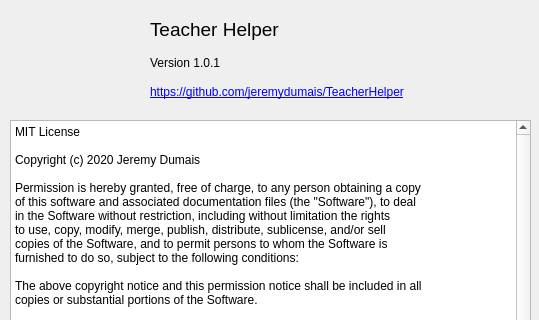
Above: TeacherHelper/src/aboutBoxForm.ui from jeremydumais/TeacherHelper before the change; both pictures show x 0 to 539 and y 0 to 320 of the 539 by 509 pixel window. Below: the same form after it.
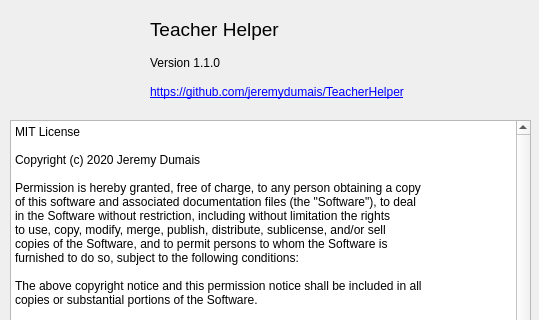
That is the form after the change. Icons and pictures are not drawn.

Commit message: Start working on Version class and unit tests.

```diff
--- a/TeacherHelper/src/aboutBoxForm.ui
+++ b/TeacherHelper/src/aboutBoxForm.ui
@@ -61,7 +61,7 @@
     </rect>
    </property>
    <property name="text">
-    <string>Version 1.0.1</string>
+    <string>Version 1.1.0</string>
    </property>
   </widget>
   <widget class="QLabel" name="label_3">
```
The commit also changes 5 other files.
